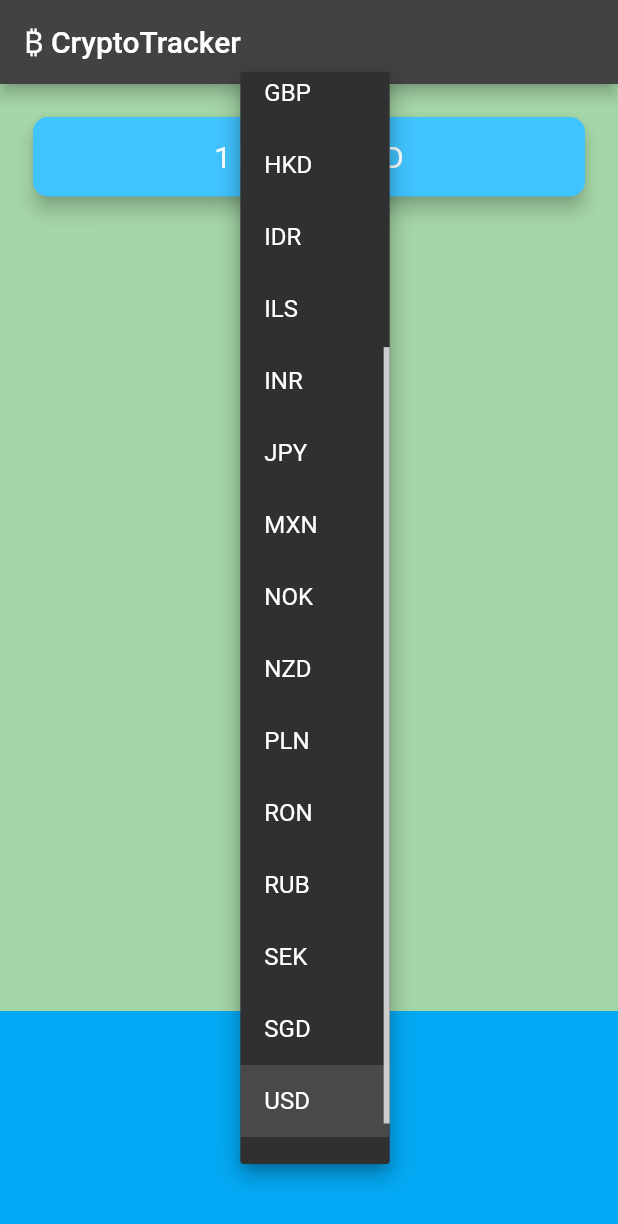
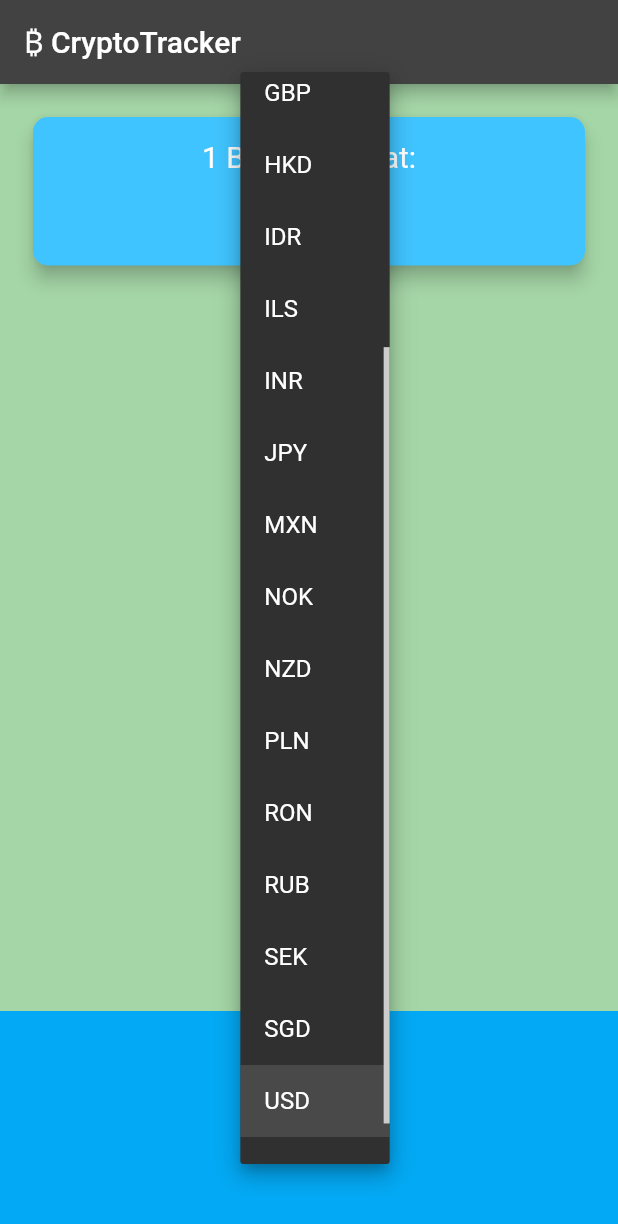
Before and after one commit to ircNewBie/cryptotracker, a Flutter app: the screen it shows after launch, after a tap on "USD", on a phone screen of 412 x 824 dp. Shown: the top 1224 px of the screen. Run offline on Flutter 3.47's test engine with Material 2 defaults, Android fonts, the phone set to English and light mode, and no system bars; network calls fail.

Commit message:
Working GetMarketData

```diff
--- a/lib/coin_data.dart
+++ b/lib/coin_data.dart
@@ -27,34 +27,34 @@
   'ZAR'
 ];
 
-const List<String> cryptoList = [
-  'BTC',
-  'ETH',
-  'LTC',
-];
-
 const _apiKey = myAPI;
 const coinAPIURL = 'https://rest.coinapi.io/v1/exchangerate';
 
-// String _assetIDBase = 'BTC';
-// String _assetIDQoute = 'USD';
+class CoinData {
+  double marketPrice = 0.0;
+  dynamic marketData;
+  String assetIDBase;
+  String assetIDQoute;
 
-class CoinData {
-  dynamic marketData;
-  void getCoinMarketData(assetIDBase, assetIDQoute) async {
+  // Class Constructor
+  CoinData(this.assetIDBase, this.assetIDQoute);
+
+  Future<double> getCoinMarketData() async {
     var _apiURL = coinAPIURL + '/$assetIDBase/$assetIDQoute?apikey=$_apiKey';
     final response = await http.get(Uri.parse(_apiURL));
 
     if (response.statusCode == 200) {
       Map<String, dynamic> marketData = jsonDecode(response.body);
-//       print(marketData);
       var _marketPrice = marketData['rate'].toDouble();
       var _assetIDBase = marketData['asset_id_base'];
       var _assetIDQoute = marketData['asset_id_quote'];
 
-      print('$_assetIDBase/$_assetIDQoute Price  ' + _marketPrice.toString());
+      marketPrice = _marketPrice;
+      print('$assetIDBase/$assetIDQoute:$marketPrice`');
+      return _marketPrice;
     } else {
       print(response.statusCode);
+      return 0.00;
     }
   }
 }
--- a/lib/main.dart
+++ b/lib/main.dart
@@ -7,7 +7,7 @@
   @override
   Widget build(BuildContext context) {
     return MaterialApp(
-      // debugShowCheckedModeBanner: false,
+      debugShowCheckedModeBanner: false,
       theme: ThemeData.dark().copyWith(
           primaryColor: Colors.blueGrey,
           scaffoldBackgroundColor: Colors.green[200]),
--- a/lib/price_screen.dart
+++ b/lib/price_screen.dart
@@ -10,11 +10,14 @@
 
 class _PriceScreenState extends State<PriceScreen> {
   String selectedCurrency = 'USD';
+  String selectedCryptoAsset = 'BTC';
   double selectedCurrencyPrice = 0.0;
 
-  DropdownButton<String> androidDropdown() {
+  String _AppTiltle = '₿ CryptoTracker';
+
+  DropdownButton<String> androidDropdown(List menuItemList) {
     List<DropdownMenuItem<String>> dropdownItems = [];
-    for (String currency in currenciesList) {
+    for (String currency in menuItemList) {
       var newItem = DropdownMenuItem(
         child: Text(currency),
         value: currency,
@@ -28,6 +31,8 @@
       onChanged: (value) {
         setState(() {
           selectedCurrency = value.toString();
+          getMarketData();
+          selectedCurrencyPrice;
         });
       },
     );
@@ -49,24 +54,27 @@
     );
   }
 
-  //TODO: Create a method here called getData() to get the coin data from coin_data.dart
-  void getData() {
-    CoinData coinData = CoinData();
-    coinData.getCoinMarketData('BTC', selectedCurrency);
+  //getMarketData() is to get the coin data from coin_data.dart
+  void getMarketData() async {
+    CoinData coinData = CoinData(selectedCryptoAsset, selectedCurrency);
+    double price = await coinData.getCoinMarketData();
+    selectedCurrencyPrice = price;
+    setState(() {
+      selectedCurrencyPrice;
+    });
   }
 
   @override
   void initState() {
     super.initState();
-    //TODO: Call getData() when the screen loads up.
-    getData();
+    getMarketData();
   }
 
   @override
   Widget build(BuildContext context) {
     return Scaffold(
       appBar: AppBar(
-        title: Text('₿ CryptoTracker'),
+        title: Text(_AppTiltle),
       ),
       body: Column(
         mainAxisAlignment: MainAxisAlignment.spaceBetween,
@@ -84,7 +92,7 @@
                 padding: EdgeInsets.symmetric(vertical: 15.0, horizontal: 28.0),
                 child: Text(
                   // TODO: Update the Text Widget with the live bitcoin data here.
-                  '1 BTC = ? $selectedCurrency',
+                  '1 $selectedCryptoAsset now is at: \n ${selectedCurrencyPrice.toStringAsFixed(4)} \n $selectedCurrency',
                   textAlign: TextAlign.center,
                   style: TextStyle(
                     fontSize: 20.0,
@@ -99,7 +107,8 @@
             alignment: Alignment.center,
             padding: EdgeInsets.only(bottom: 30.0),
             color: Colors.lightBlue,
-            child: Platform.isIOS ? iOSPicker() : androidDropdown(),
+            child:
+                Platform.isIOS ? iOSPicker() : androidDropdown(currenciesList),
           ),
         ],
       ),
```
